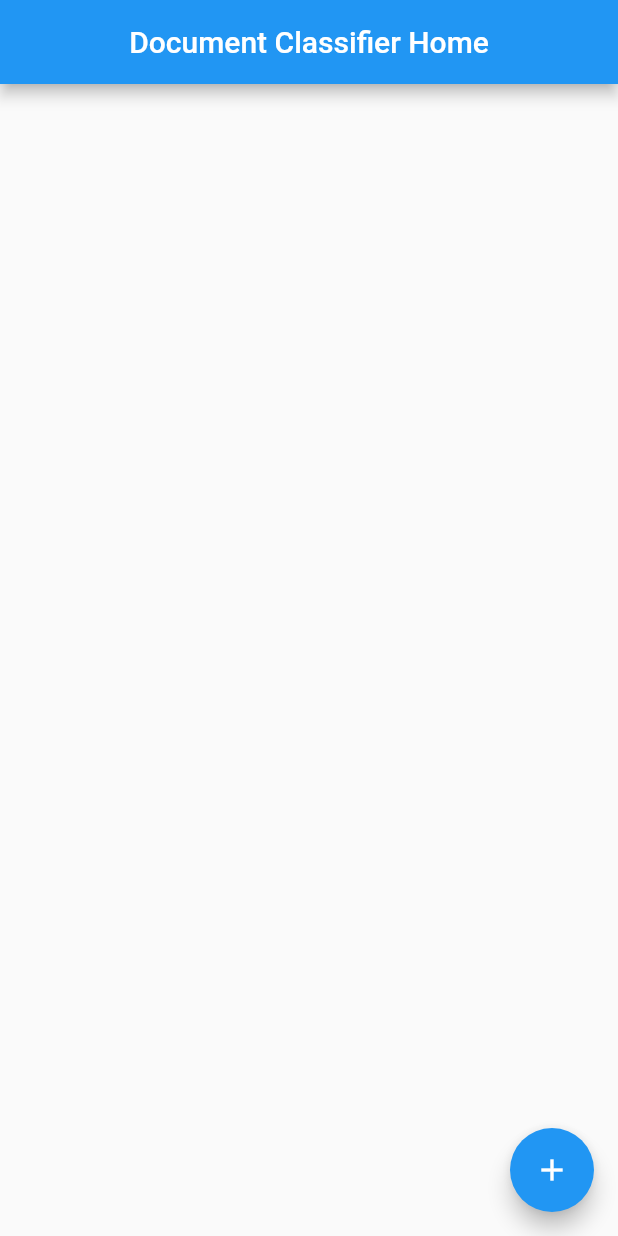
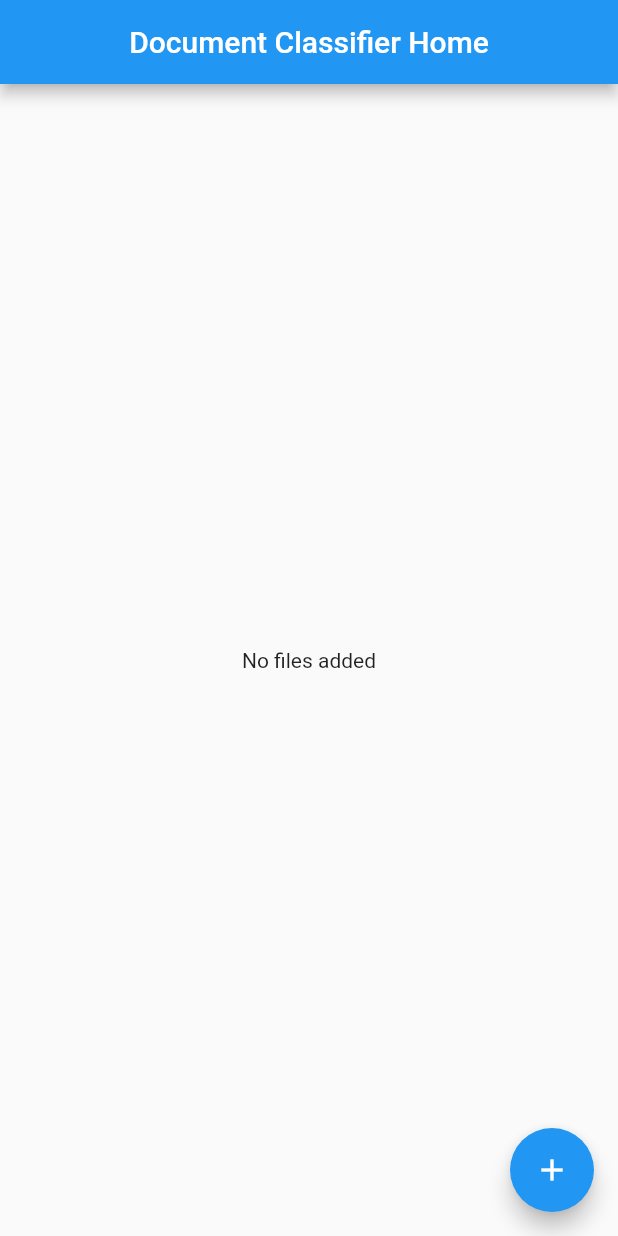
Before and after one commit to marvinkarhan/pdf-classifier, a Flutter app: the screen it shows after launch, after a tap on the "add" icon, on a phone screen of 412 x 824 dp. Run offline on Flutter 3.47's test engine with Material 2 defaults, Android fonts, the light colour scheme and no system bars; our stand-ins replace file_picker.

Commit message:
Added PDF card widget

```diff
--- a/app/lib/screens/file_overview_home.dart
+++ b/app/lib/screens/file_overview_home.dart
@@ -1,3 +1,4 @@
+import 'package:app/widgets/pdf_card_widget.dart';
 import 'package:flutter/material.dart';
 import 'package:file_picker/file_picker.dart';
 
@@ -15,7 +16,7 @@ class _FileOverviewHomeScreenState extends State<FileOverviewHomeScreen> {
 
   void pickFiles() async {
     final pickedFiles = await FilePicker.platform.pickFiles(
-        allowMultiple: true);
+        allowMultiple: true, type: FileType.custom, allowedExtensions: ['pdf']);
     if (pickedFiles == null) {
       return;
     }
@@ -30,10 +31,7 @@ class _FileOverviewHomeScreenState extends State<FileOverviewHomeScreen> {
         title: Text(widget.title),
         centerTitle: true,
       ),
-      body: ListView.builder(
-        itemCount: _overallPickedFiles.length,
-        itemBuilder: (BuildContext ctxt, int index) => _buildDynamicFileList(ctxt, index),
-      ),
+      body: createBody(),
       floatingActionButton: FloatingActionButton(
         onPressed: pickFiles,
         tooltip: 'Pick files to add',
@@ -42,7 +40,19 @@ class _FileOverviewHomeScreenState extends State<FileOverviewHomeScreen> {
     );
   }
 
+  Widget createBody() {
+    if (_overallPickedFiles.isEmpty) {
+      return const Center(child: Text("No files added"));
+    } else {
+      return ListView.builder(
+        itemCount: _overallPickedFiles.length,
+        itemBuilder: (BuildContext ctxt, int index) => _buildDynamicFileList(ctxt, index),
+      );
+    }
+  }
+
   Widget _buildDynamicFileList(BuildContext ctxt, int index) {
-    return Text(_overallPickedFiles[index].name);
+    var file = _overallPickedFiles[index];
+    return PdfCardWidget(fileName: file.name, fileSize: file.size / 1000, fileTag: "sampleTag");
   }
 }
```
Also changed, not shown: app/lib/widgets/pdf_card_widget.dart (added, +54 -0 lines).
